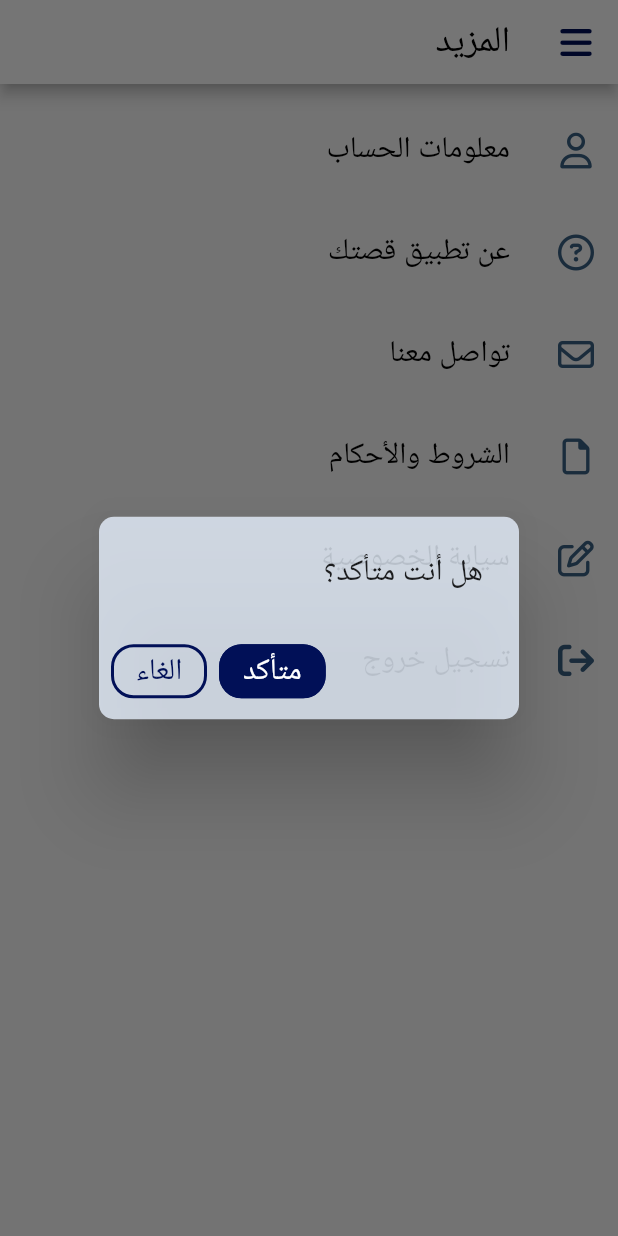
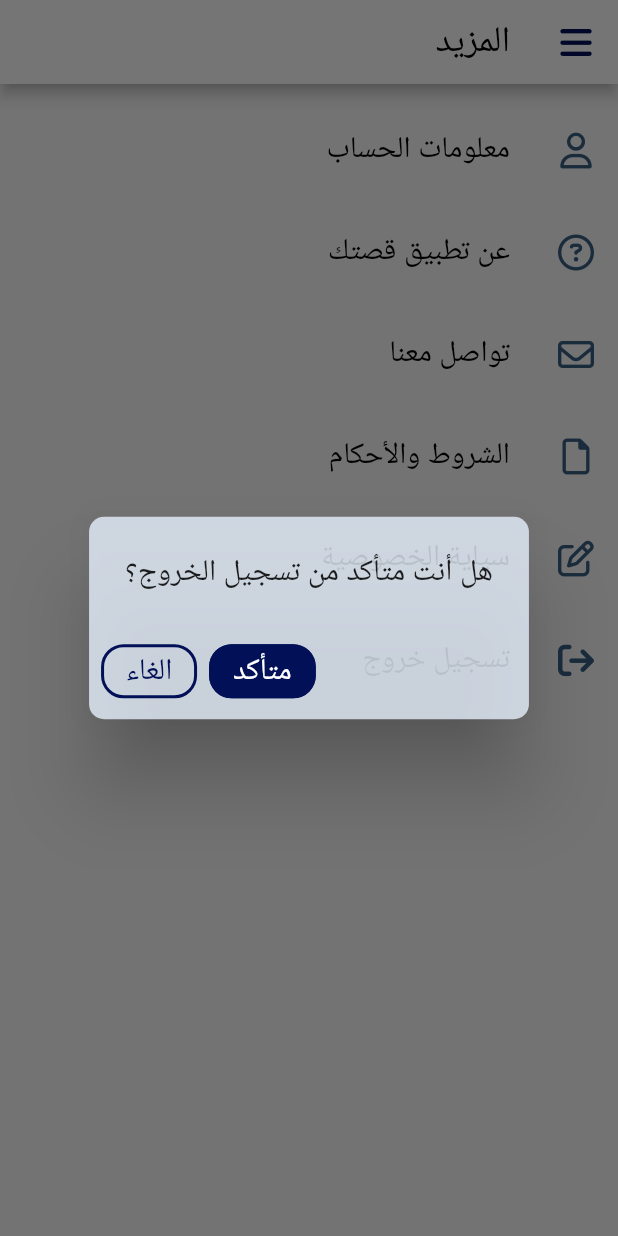
Before and after one commit to Lujain-M02/2023-GP1-6, a Flutter app: the MorePage screen opened directly, after a tap on "تسجيل خروج", on a phone screen of 412 x 824 dp. Run offline on Flutter 3.47's test engine with Material 2 defaults, Android fonts, the phone set to English and light mode, and no system bars; our stand-ins replace animate_do, animated_text_kit, cloud_firestore, firebase_auth, firebase_core, font_awesome_flutter and 3 more; accounts and stored records are empty.

Commit message:
log out message modify

```diff
--- a/your_story/lib/pages/more_page.dart
+++ b/your_story/lib/pages/more_page.dart
@@ -79,7 +79,7 @@ class MorePage extends StatelessWidget {
                   'تسجيل خروج',
                   () {
                     // Handle the sign-out logic
-                    ConfirmationDialog.show(context, "هل أنت متأكد؟", () async {
+                    ConfirmationDialog.show(context, "هل أنت متأكد من تسجيل الخروج؟", () async {
                       try {
                         await FirebaseAuth.instance.signOut();
                         Navigator.pushReplacement(
```
